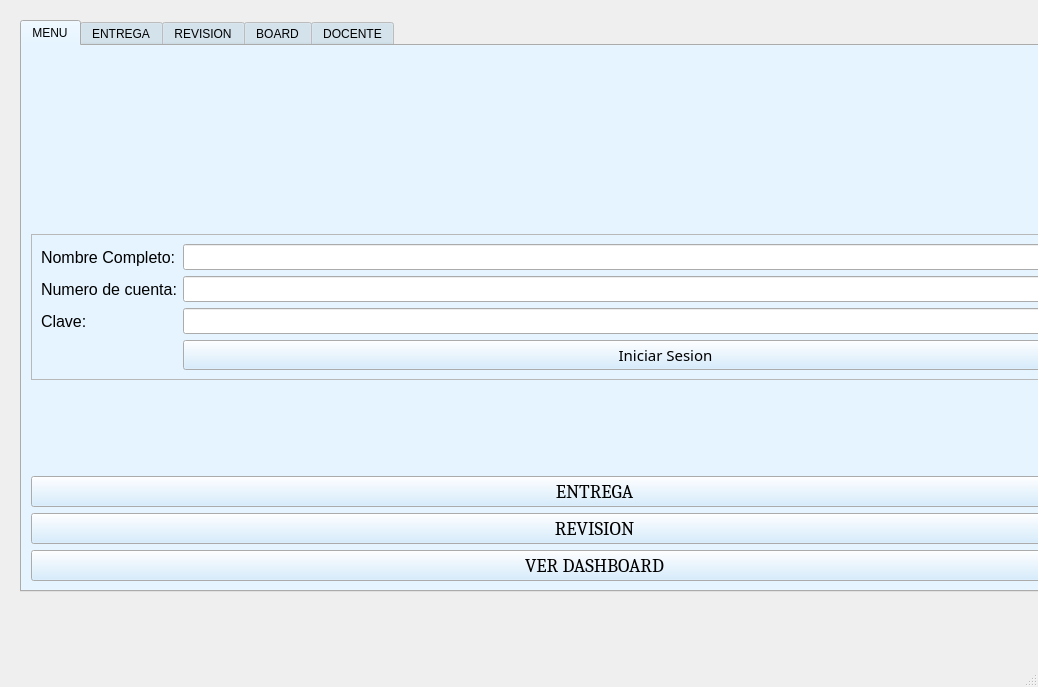
Before: the Qt Designer form cframe.ui in AzaliaFlores19/Proyecto-Silabos-Parte-2, drawn with Qt 5.
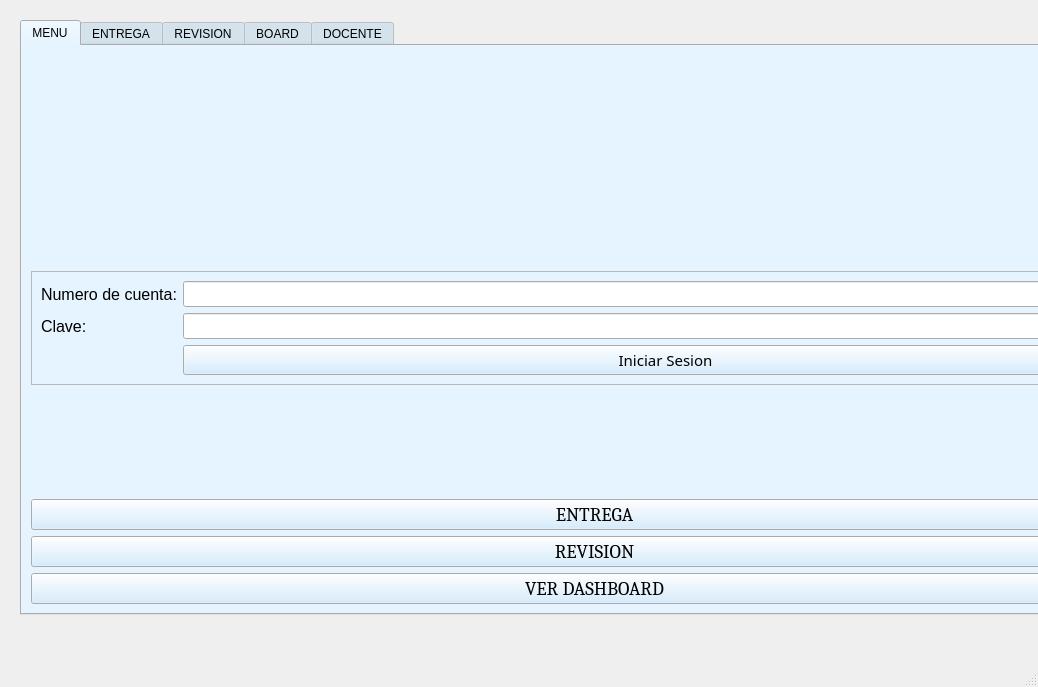
After: the same form once the commit is applied.

The edit to the form file:
```diff
--- a/cframe.ui
+++ b/cframe.ui
@@ -23,7 +23,7 @@
       <x>20</x>
       <y>20</y>
       <width>1149</width>
-      <height>572</height>
+      <height>595</height>
      </rect>
     </property>
     <layout class="QVBoxLayout" name="verticalLayout">
@@ -183,40 +183,7 @@
             <enum>QFrame::Raised</enum>
            </property>
            <layout class="QGridLayout" name="gridLayout_23">
-            <item row="0" column="0">
-             <widget class="QLabel" name="lbl_nameE">
-              <property name="font">
-               <font>
-                <pointsize>12</pointsize>
-               </font>
-              </property>
-              <property name="text">
-               <string>Nombre Completo:</string>
-              </property>
-             </widget>
-            </item>
-            <item row="0" column="1">
-             <widget class="QLineEdit" name="le_nameE">
-              <property name="font">
-               <font>
-                <pointsize>11</pointsize>
-               </font>
-              </property>
-             </widget>
-            </item>
-            <item row="1" column="0">
-             <widget class="QLabel" name="lbl_cuentaE">
-              <property name="font">
-               <font>
-                <pointsize>12</pointsize>
-               </font>
-              </property>
-              <property name="text">
-               <string>Numero de cuenta:</string>
-              </property>
-             </widget>
-            </item>
-            <item row="2" column="1">
+            <item row="1" column="1">
              <widget class="QLineEdit" name="le_claveE">
               <property name="font">
                <font>
@@ -225,7 +192,19 @@
               </property>
              </widget>
             </item>
-            <item row="2" column="0">
+            <item row="0" column="0">
+             <widget class="QLabel" name="lbl_cuentaE">
+              <property name="font">
+               <font>
+                <pointsize>12</pointsize>
+               </font>
+              </property>
+              <property name="text">
+               <string>Numero de cuenta:</string>
+              </property>
+             </widget>
+            </item>
+            <item row="1" column="0">
              <widget class="QLabel" name="lbl_contraE_6">
               <property name="font">
                <font>
@@ -237,7 +216,7 @@
               </property>
              </widget>
             </item>
-            <item row="1" column="1">
+            <item row="0" column="1">
              <widget class="QLineEdit" name="le_cuentaE">
               <property name="font">
                <font>
@@ -246,7 +225,7 @@
               </property>
              </widget>
             </item>
-            <item row="3" column="1">
+            <item row="2" column="1">
              <widget class="QPushButton" name="btn_sesion">
               <property name="palette">
                <palette>
@@ -289,6 +268,7 @@
                <font>
                 <family>Sans Serif Collection</family>
                 <pointsize>11</pointsize>
+                <weight>50</weight>
                 <bold>false</bold>
                </font>
               </property>
@@ -353,6 +333,7 @@
             <font>
              <family>Cambria</family>
              <pointsize>14</pointsize>
+             <weight>50</weight>
              <bold>false</bold>
             </font>
            </property>
@@ -404,6 +385,7 @@
             <font>
              <family>Cambria</family>
              <pointsize>14</pointsize>
+             <weight>50</weight>
              <bold>false</bold>
             </font>
            </property>
@@ -455,6 +437,7 @@
             <font>
              <family>Cambria</family>
              <pointsize>14</pointsize>
+             <weight>50</weight>
              <bold>false</bold>
             </font>
            </property>
```
Left out of the diff: 4 changed lines with no effect on the pictures.
